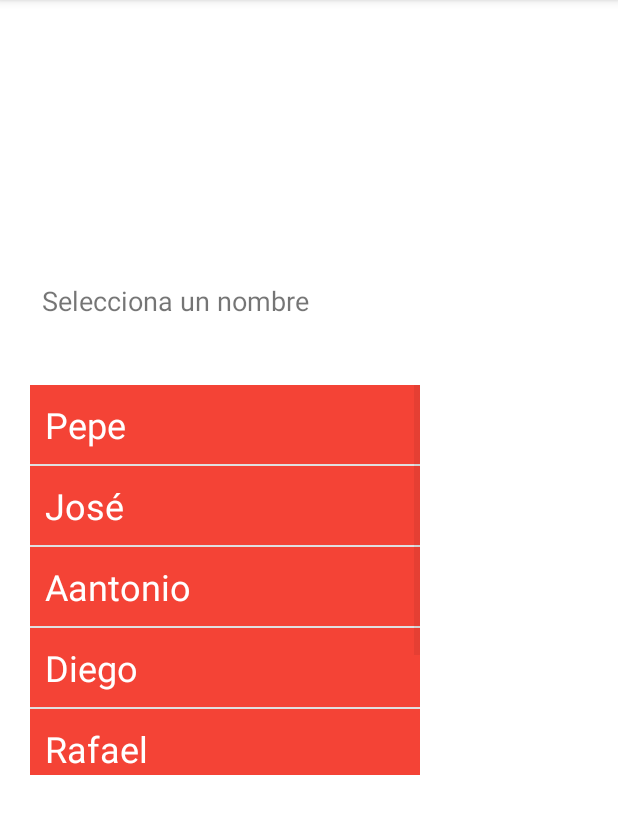
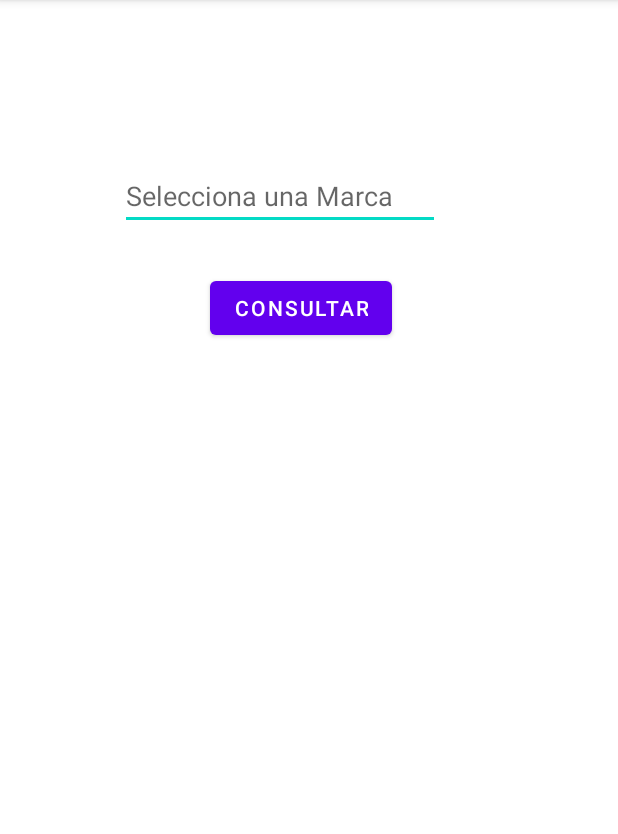
Before and after one commit to dieruiper/Alquiler-App, an Android app: the Activity_Ver_Vehiculos screen opened directly, with no data from a screen before it, on a phone screen of 412 x 824 dp, the part 84-918 px from its top. Run offline under Robolectric (Android 15) with nearby library versions, the phone set to English and light mode, and no system bars.

Commit message:
BD-Acciones_BD+Activity_ver_vehiculos(corregida)

```diff
--- a/app/src/main/java/com/example/mapaestaciones/Activity_Acciones_BD.java
+++ b/app/src/main/java/com/example/mapaestaciones/Activity_Acciones_BD.java
@@ -80,7 +80,6 @@ public class Activity_Acciones_BD extends AppCompatActivity {
         SQLiteDatabase BaseDeDatos = admin.getWritableDatabase();
 
         String matricula = et_matricula.getText().toString();
-        String descripcion = et_descripcion.getText().toString();
 
         if(!matricula.isEmpty()){
             Cursor fila = BaseDeDatos.rawQuery
--- a/app/src/main/java/com/example/mapaestaciones/Activity_Ver_Vehiculos.java
+++ b/app/src/main/java/com/example/mapaestaciones/Activity_Ver_Vehiculos.java
@@ -2,41 +2,92 @@ package com.example.mapaestaciones;
 
 import androidx.appcompat.app.AppCompatActivity;
 
+import android.database.Cursor;
 import android.database.sqlite.SQLiteDatabase;
 import android.os.Bundle;
 import android.view.View;
-import android.widget.AdapterView;
 import android.widget.ArrayAdapter;
+import android.widget.EditText;
 import android.widget.ListView;
-import android.widget.TextView;
+import android.widget.Toast;
 
 import java.util.ArrayList;
 
 public class Activity_Ver_Vehiculos extends AppCompatActivity {
 
-    private TextView tv1;
+    private EditText tv1;
     private ListView lv1;
-    //prueba
-    private String nombres []={"Pepe", "José", "Aantonio", "Diego", "Rafael", "Adrian", "Conchi"};
-    private String edades []={"58", "24", "24", "24", "41", "31", "59"};
+    ArrayList<String> lista = new ArrayList<String>();
+    Vehiculo vehiculo;
 
     @Override
     protected void onCreate(Bundle savedInstanceState) {
         super.onCreate(savedInstanceState);
         setContentView(R.layout.activity__ver__vehiculos);
 
-        tv1=(TextView)findViewById(R.id.tv1);
+        tv1=(EditText) findViewById(R.id.tv1);
         lv1=(ListView)findViewById(R.id.lv1);
 
-        //Para poder añadir los elemetos del vector dentro del ListView
-        ArrayAdapter <String> adapter = new ArrayAdapter<String>(this, R.layout.list_item_vervehiculos, nombres);
+        //funciona
+       /* AdminSQLiteOpenHelper admin = new AdminSQLiteOpenHelper(this, "administracion", null, 1);
+        SQLiteDatabase BaseDeDatos = admin.getWritableDatabase();
+        String marca = tv1.getText().toString();
+        Cursor fila = BaseDeDatos.rawQuery("select * from vehiculos", null);
+        if(fila.moveToFirst()){
+            do{
+                vehiculo = new Vehiculo(fila.getInt(0),fila.getString(1),
+                        fila.getString(2), fila.getString(3),
+                        fila.getString(4),fila.getDouble(5));
+                lista.add(vehiculo.getModelo());
+            }while (fila.moveToNext());
+        }
+        ArrayAdapter<String> adapter = new ArrayAdapter<String>(this,R.layout.list_item_vervehiculos,lista);
+        lv1.setAdapter(adapter);*/
+
+    }
+
+    public void Consult(View view){
+        AdminSQLiteOpenHelper admin = new AdminSQLiteOpenHelper(this, "administracion", null, 1);
+        SQLiteDatabase BaseDeDatos = admin.getWritableDatabase();
+
+        String matricula = tv1.getText().toString();
+
+        if(!matricula.isEmpty()){
+            Cursor fila = BaseDeDatos.rawQuery
+                    ("select * from vehiculos where matricula =" + matricula, null);
+            if(fila.moveToFirst()){
+                do{
+                vehiculo = new Vehiculo(fila.getInt(0),fila.getString(1),
+                        fila.getString(2), fila.getString(3),
+                        fila.getString(4),fila.getDouble(5));
+                lista.add(vehiculo.getMarca());
+                }while (fila.moveToNext());
+                ArrayAdapter<String> adapter = new ArrayAdapter<String>(this,R.layout.list_item_vervehiculos,lista);
+                lv1.setAdapter(adapter);
+            }else{
+                Toast.makeText(this, "No existe el vehiculo", Toast.LENGTH_SHORT).show();
+                BaseDeDatos.close();
+            }
+        }else{
+            Toast.makeText(this, "Debes introducir la matricula del vehiculo", Toast.LENGTH_LONG).show();
+        }
+    }
+    /*public void Consult (View view){
+        AdminSQLiteOpenHelper admin = new AdminSQLiteOpenHelper(this, "administracion", null, 1);
+        SQLiteDatabase BaseDeDatos = admin.getWritableDatabase();
+        String marca = tv1.getText().toString();
+        Cursor fila = BaseDeDatos.rawQuery("select * from vehiculos where marca=" + marca, null);
+        if(fila.moveToFirst()){
+            do{
+                vehiculo = new Vehiculo(fila.getInt(0),fila.getString(1),
+                        fila.getString(2), fila.getString(3),
+                        fila.getString(4),fila.getDouble(5));
+                lista.add(vehiculo.getMarca());
+            }while (fila.moveToNext());
+        }
+        ArrayAdapter<String> adapter = new ArrayAdapter<String>(this,R.layout.list_item_vervehiculos,lista);
         lv1.setAdapter(adapter);
+    }*/
 
-        lv1.setOnItemClickListener(new AdapterView.OnItemClickListener() {
-            @Override
-            public void onItemClick(AdapterView<?> parent, View view, int position, long id) {
-                tv1.setText("La edad de " + lv1.getItemAtPosition(position) + " es " + edades[position] + " años");
-            }
-        });
-    }
+
 }
--- a/app/src/main/res/layout/activity__ver__vehiculos.xml
+++ b/app/src/main/res/layout/activity__ver__vehiculos.xml
@@ -4,28 +4,37 @@
     xmlns:tools="http://schemas.android.com/tools"
     android:layout_width="match_parent"
     android:layout_height="match_parent"
-    tools:context=".MainActivity">
-
-    <TextView
-        android:id="@+id/tv1"
-        android:layout_width="wrap_content"
-        android:layout_height="wrap_content"
-        android:layout_marginStart="28dp"
-        android:layout_marginLeft="28dp"
-        android:layout_marginTop="188dp"
-        android:text="@string/tv1"
-        android:textSize="18sp"
-        app:layout_constraintStart_toStartOf="parent"
-        app:layout_constraintTop_toTopOf="parent" />
+    tools:context=".Activity_Ver_Vehiculos">
 
     <ListView
         android:id="@+id/lv1"
         android:layout_width="260dp"
-        android:layout_height="260dp"
-        android:layout_marginStart="20dp"
-        android:layout_marginLeft="20dp"
-        android:layout_marginTop="44dp"
+        android:layout_height="361dp"
+        android:layout_marginStart="60dp"
+        android:layout_marginTop="260dp"
+        app:layout_constraintStart_toStartOf="parent"
+        app:layout_constraintTop_toTopOf="parent" />
+
+    <EditText
+        android:id="@+id/tv1"
+        android:layout_width="wrap_content"
+        android:layout_height="wrap_content"
+        android:layout_marginStart="80dp"
+        android:layout_marginTop="108dp"
+        android:ems="10"
+        android:hint="@string/tv1"
+        android:inputType="textPersonName"
+        app:layout_constraintStart_toStartOf="parent"
+        app:layout_constraintTop_toTopOf="parent" />
+
+    <Button
+        android:id="@+id/btn_ver"
+        android:layout_width="wrap_content"
+        android:layout_height="wrap_content"
+        android:layout_marginStart="140dp"
+        android:layout_marginTop="28dp"
+        android:onClick="Consult"
+        android:text="@string/btn_ver"
         app:layout_constraintStart_toStartOf="parent"
         app:layout_constraintTop_toBottomOf="@+id/tv1" />
-
 </androidx.constraintlayout.widget.ConstraintLayout>
--- a/app/src/main/res/values/strings.xml
+++ b/app/src/main/res/values/strings.xml
@@ -32,7 +32,8 @@
     <string name="VigoInfo"> OFICINA DE VIGO Abierto de 10:00-14:00 L-V Cerrado SyD</string>
 
     /*Activity Ver Vehículos*/
-    <string name="tv1">Selecciona un nombre</string>
+    <string name="tv1">Selecciona una Marca</string>
+    <string name="btn_ver">consultar</string>
     /*Activity Acciones BD*/
     <string name="int_matricula">Matrícula</string>
     <string name="chr_categoria">Categoría</string>
```
Also changed, not shown: app/src/main/java/com/example/mapaestaciones/Vehiculo.java (added, +28 -0 lines).
